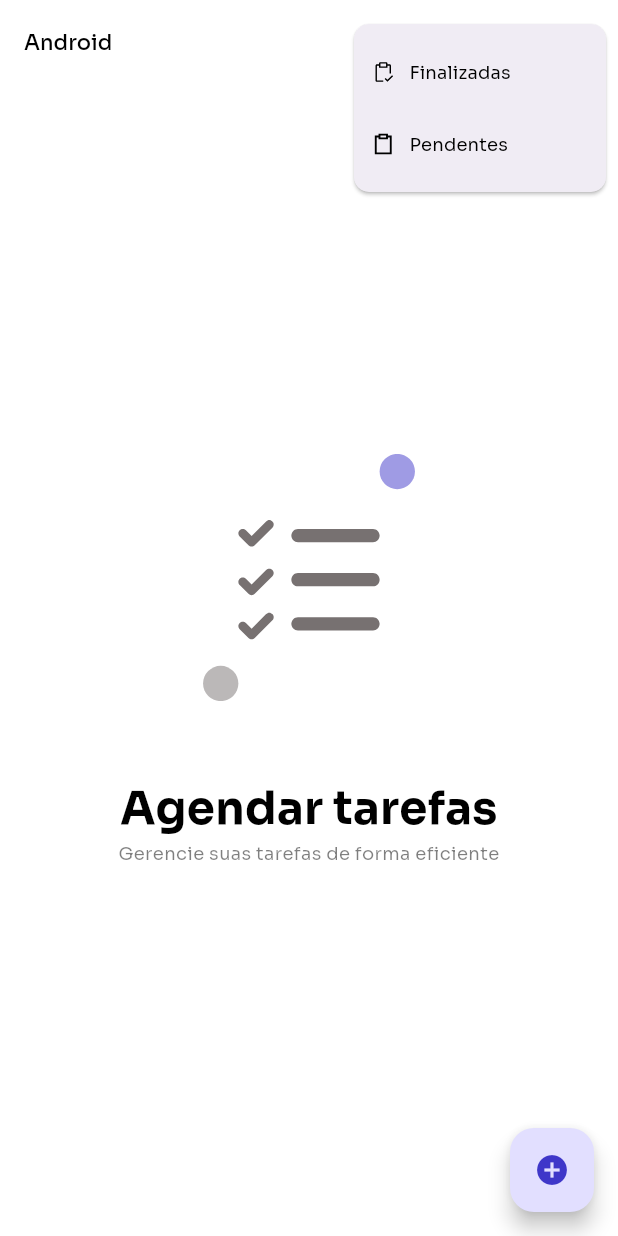
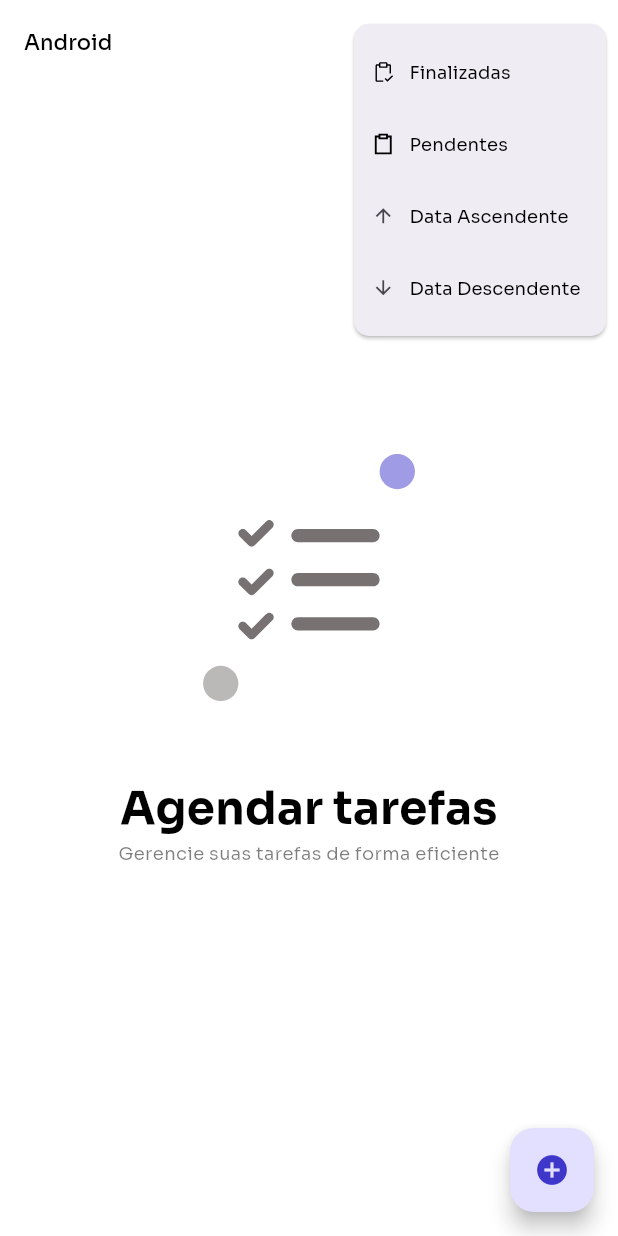
Before and after one commit to mayrazan/av2-flutter, a Flutter app: the screen it shows after launch, after a tap on an icon or button, on a phone screen of 412 x 824 dp. Run offline on Flutter 3.47's test engine with Material 3 defaults, Android fonts, the phone set to English and light mode, and no system bars; our stand-ins replace flutter_bloc, flutter_svg, shared_preferences, table_calendar.

```diff
--- a/lib/routes/pages.dart
+++ b/lib/routes/pages.dart
@@ -4,6 +4,6 @@ class Pages {
   static const createNewTask = '/createNewTask';
   static const updateTask = '/updateNewTask';
   static const tasksScreen = '/tasks';
-  static const taskDetails = '/taskDetails';
   static const about = '/about';
+  static const login = '/login';
 }
--- a/lib/tasks/presentation/pages/tasks_screen.dart
+++ b/lib/tasks/presentation/pages/tasks_screen.dart
@@ -57,14 +57,28 @@ class _TasksScreenState extends State<TasksScreen> {
                       {
                         context
                             .read<TasksBloc>()
-                            .add(SortTaskEvent(sortOption: 1));
+                            .add(SortTaskEvent(sortOption: 0));
                         break;
                       }
                     case 1:
                       {
                         context
                             .read<TasksBloc>()
+                            .add(SortTaskEvent(sortOption: 1));
+                        break;
+                      }
+                    case 2: // New case for sorting by date ascending
+                      {
+                        context
+                            .read<TasksBloc>()
                             .add(SortTaskEvent(sortOption: 2));
+                        break;
+                      }
+                    case 3: // New case for sorting by date descending
+                      {
+                        context
+                            .read<TasksBloc>()
+                            .add(SortTaskEvent(sortOption: 3));
                         break;
                       }
                   }
@@ -72,7 +86,7 @@ class _TasksScreenState extends State<TasksScreen> {
                 itemBuilder: (BuildContext context) {
                   return [
                     PopupMenuItem<int>(
-                      value: 1,
+                      value: 0,
                       child: Row(
                         children: [
                           SvgPicture.asset(
@@ -93,7 +107,7 @@ class _TasksScreenState extends State<TasksScreen> {
                       ),
                     ),
                     PopupMenuItem<int>(
-                      value: 2,
+                      value: 1,
                       child: Row(
                         children: [
                           SvgPicture.asset(
@@ -105,6 +119,42 @@ class _TasksScreenState extends State<TasksScreen> {
                           ),
                           buildText(
                               'Pendentes',
+                              kBlackColor,
+                              textSmall,
+                              FontWeight.normal,
+                              TextAlign.start,
+                              TextOverflow.clip)
+                        ],
+                      ),
+                    ),
+                    PopupMenuItem<int>(
+                      value: 2,
+                      child: Row(
+                        children: [
+                          const Icon(Icons.arrow_upward, size: 15),
+                          const SizedBox(
+                            width: 10,
+                          ),
+                          buildText(
+                              'Data Ascendente',
+                              kBlackColor,
+                              textSmall,
+                              FontWeight.normal,
+                              TextAlign.start,
+                              TextOverflow.clip)
+                        ],
+                      ),
+                    ),
+                    PopupMenuItem<int>(
+                      value: 3,
+                      child: Row(
+                        children: [
+                          const Icon(Icons.arrow_downward, size: 15),
+                          const SizedBox(
+                            width: 10,
+                          ),
+                          buildText(
+                              'Data Descendente',
                               kBlackColor,
                               textSmall,
                               FontWeight.normal,
```
Also changed, not shown: lib/tasks/data/local/data_sources/tasks_data_provider.dart (+22 -0 lines), 1 other file.
